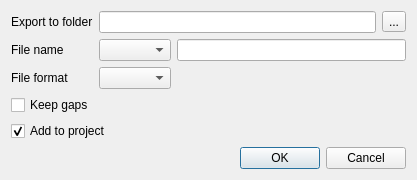
Old version of the form src/corelibs/U2View/src/ov_msa/SaveSelectedSequenceFromMSADialog.ui in the repository violethaze74/ugene.
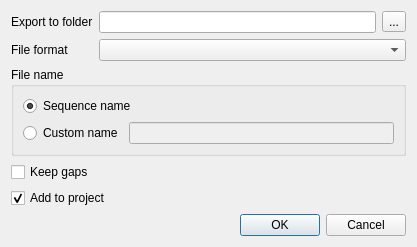
New version of the form.

Commit message: UGENE-4082 Improve saving of sequences from an alignment

```diff
--- a/src/corelibs/U2View/src/ov_msa/SaveSelectedSequenceFromMSADialog.ui
+++ b/src/corelibs/U2View/src/ov_msa/SaveSelectedSequenceFromMSADialog.ui
@@ -6,8 +6,8 @@
    <rect>
     <x>0</x>
     <y>0</y>
-    <width>416</width>
-    <height>179</height>
+    <width>414</width>
+    <height>243</height>
    </rect>
   </property>
   <property name="windowTitle">
@@ -16,8 +16,8 @@
   <property name="modal">
    <bool>true</bool>
   </property>
-  <layout class="QVBoxLayout" name="verticalLayout">
-   <item>
+  <layout class="QGridLayout" name="gridLayout_2">
+   <item row="0" column="0">
     <layout class="QGridLayout" name="gridLayout">
      <item row="0" column="0">
       <widget class="QLabel" name="folderLabel">
@@ -26,7 +26,7 @@
        </property>
       </widget>
      </item>
-     <item row="0" column="1" colspan="2">
+     <item row="0" column="1">
       <layout class="QHBoxLayout" name="horizontalLayout">
        <item>
         <widget class="QLineEdit" name="folderNameEdit"/>
@@ -41,51 +41,64 @@
       </layout>
      </item>
      <item row="1" column="0">
-      <widget class="QLabel" name="fileNameLabel">
-       <property name="text">
-        <string>File name</string>
-       </property>
-      </widget>
-     </item>
-     <item row="1" column="1">
-      <widget class="QComboBox" name="fileNameCombo"/>
-     </item>
-     <item row="1" column="2">
-      <widget class="QLineEdit" name="customFileNameEdit"/>
-     </item>
-     <item row="2" column="0">
       <widget class="QLabel" name="formatLabel">
        <property name="text">
         <string>File format</string>
        </property>
       </widget>
      </item>
-     <item row="2" column="1">
+     <item row="1" column="1">
       <widget class="QComboBox" name="formatCombo"/>
      </item>
+     <item row="2" column="0" colspan="2">
+      <widget class="QGroupBox" name="groupBox">
+       <property name="title">
+        <string>File name</string>
+       </property>
+       <layout class="QGridLayout" name="gridLayout_3">
+        <item row="0" column="0" colspan="2">
+         <widget class="QRadioButton" name="sequenceNameRB">
+          <property name="text">
+           <string>Sequence name</string>
+          </property>
+          <property name="checked">
+           <bool>true</bool>
+          </property>
+         </widget>
+        </item>
+        <item row="0" column="2">
+         <spacer name="horizontalSpacer">
+          <property name="orientation">
+           <enum>Qt::Horizontal</enum>
+          </property>
+          <property name="sizeHint" stdset="0">
+           <size>
+            <width>264</width>
+            <height>20</height>
+           </size>
+          </property>
+         </spacer>
+        </item>
+        <item row="1" column="0">
+         <widget class="QRadioButton" name="customNameRB">
+          <property name="text">
+           <string>Custom name</string>
+          </property>
+         </widget>
+        </item>
+        <item row="1" column="1" colspan="2">
+         <widget class="QLineEdit" name="customFileNameEdit">
+          <property name="enabled">
+           <bool>false</bool>
+          </property>
+         </widget>
+        </item>
+       </layout>
+      </widget>
+     </item>
     </layout>
    </item>
-   <item>
-    <widget class="QCheckBox" name="keepGapsBox">
-     <property name="text">
-      <string>Keep gaps</string>
-     </property>
-     <property name="checked">
-      <bool>false</bool>
-     </property>
-    </widget>
-   </item>
-   <item>
-    <widget class="QCheckBox" name="addToProjectBox">
-     <property name="text">
-      <string>Add to project</string>
-     </property>
-     <property name="checked">
-      <bool>true</bool>
-     </property>
-    </widget>
-   </item>
-   <item>
+   <item row="1" column="0">
     <spacer name="verticalSpacer">
      <property name="orientation">
       <enum>Qt::Vertical</enum>
@@ -98,7 +111,27 @@
      </property>
     </spacer>
    </item>
-   <item>
+   <item row="2" column="0">
+    <widget class="QCheckBox" name="keepGapsBox">
+     <property name="text">
+      <string>Keep gaps</string>
+     </property>
+     <property name="checked">
+      <bool>false</bool>
+     </property>
+    </widget>
+   </item>
+   <item row="3" column="0">
+    <widget class="QCheckBox" name="addToProjectBox">
+     <property name="text">
+      <string>Add to project</string>
+     </property>
+     <property name="checked">
+      <bool>true</bool>
+     </property>
+    </widget>
+   </item>
+   <item row="4" column="0">
     <widget class="QDialogButtonBox" name="buttonBox">
      <property name="standardButtons">
       <set>QDialogButtonBox::Cancel|QDialogButtonBox::Ok</set>
```
Left out of the diff: 16 changed lines with no effect on the pictures. The commit also changes 6 other files.
